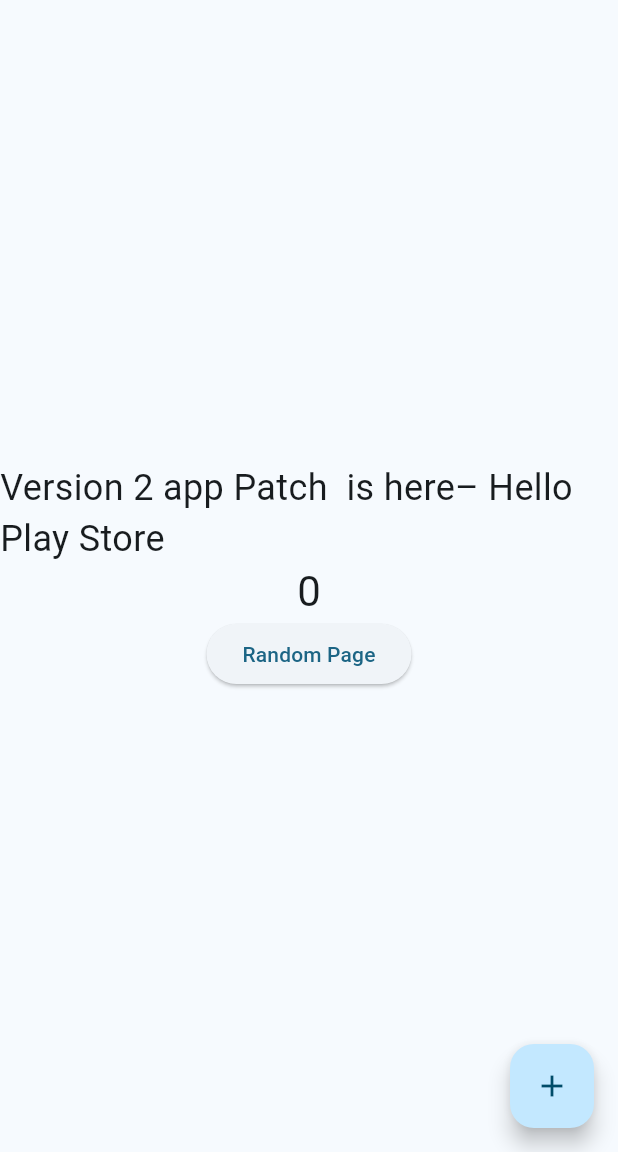
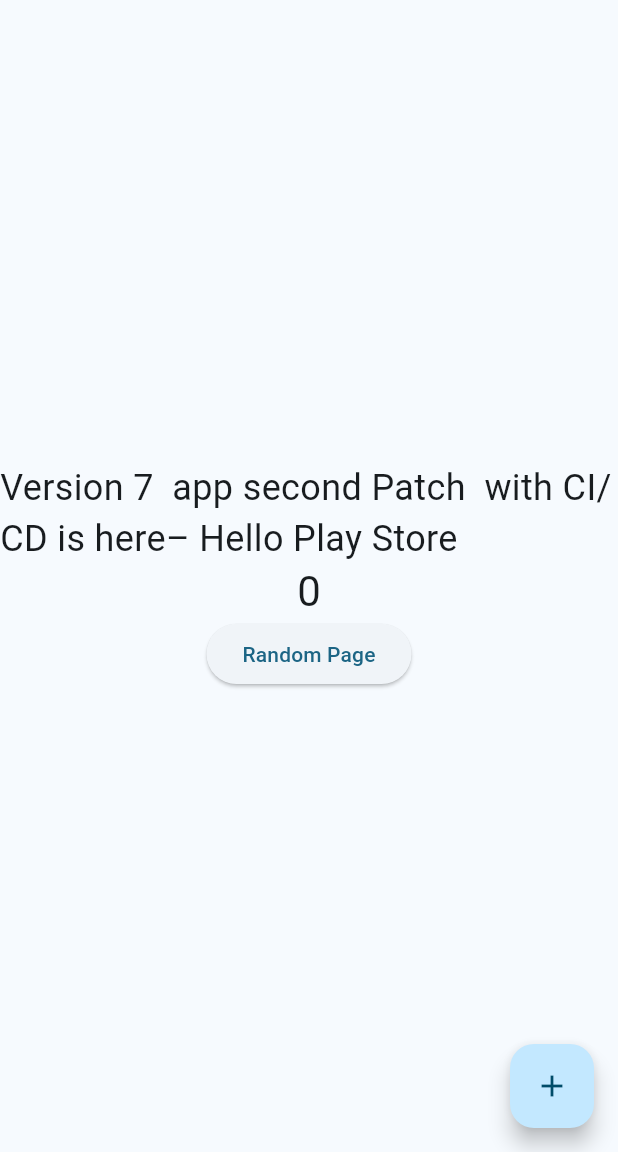
Before and after one commit to mati1yas/ota_test, a Flutter app: the screen it shows after launch, on a phone screen of 412 x 824 dp, the part 84-1236 px from its top. Run offline on Flutter 3.47's test engine with Material 3 defaults, Android fonts, the phone set to English and light mode, and no system bars.

Commit message:
apply patch

```diff
--- a/lib/main.dart
+++ b/lib/main.dart
@@ -109,7 +109,7 @@
           mainAxisAlignment: .center,
           children: [
             Text(
-              'Version 2 app Patch  is here– Hello Play Store',
+              'Version 7  app second Patch  with CI/CD is here– Hello Play Store',
               style: TextStyle(fontSize: 24),
             ),
             Text(
```
